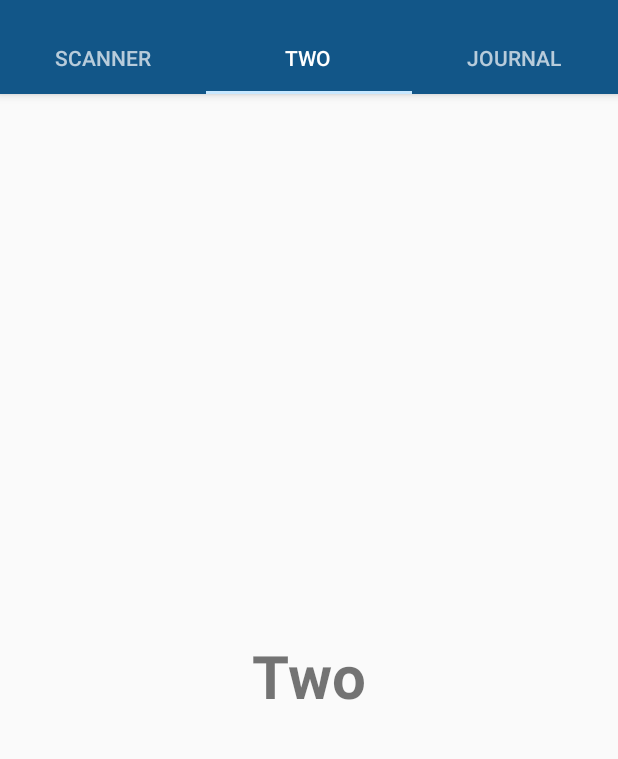
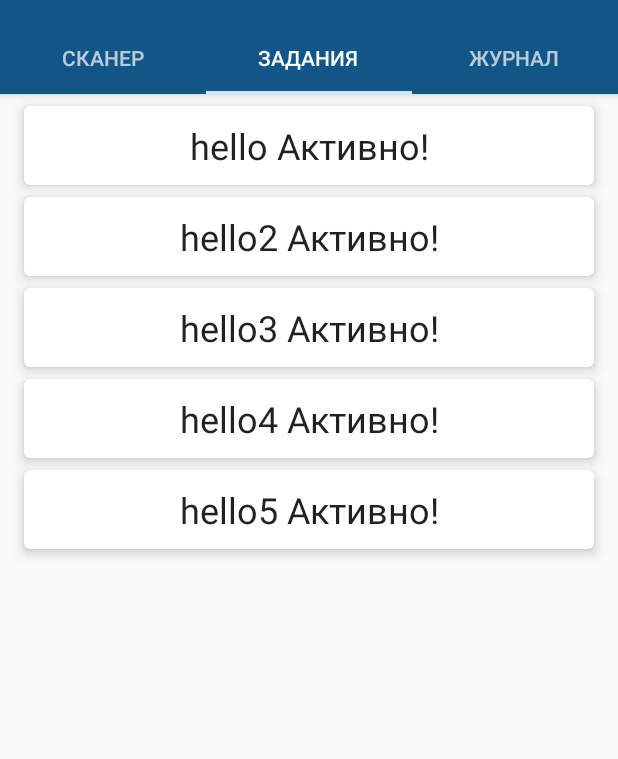
Before and after one commit to OfatenkoRodion/Khai_quest, an Android app: the screen it shows after launch (StartActivity), tab 2 chosen, on a phone screen of 412 x 824 dp, the part 62-821 px from its top. Run offline under Robolectric (Android 15) with nearby library versions, the phone set to English and light mode, and no system bars; libraries missing offline, so code that uses them is left out: me.dm7.barcodescanner.

```diff
--- /dev/null
+++ b/app/src/main/java/Fragments/MessageFragment.java
@@ -0,0 +1,55 @@
+package Fragments;
+
+
+import android.os.Bundle;
+import android.support.v4.app.Fragment;
+import android.support.v7.widget.LinearLayoutManager;
+import android.support.v7.widget.RecyclerView;
+import android.view.LayoutInflater;
+import android.view.View;
+import android.view.ViewGroup;
+
+import RecyclerViews.MessageRecyclerAdapter;
+import RecyclerViews.QrCodeRecyclerAdapter;
+import myJurnal_DB.DB_Journal;
+import ro.khai_quest.R;
+
+
+public class MessageFragment extends Fragment
+{
+    private MessageRecyclerAdapter adapter;
+    private LinearLayoutManager verticalLinearLayoutManager;
+
+    public MessageFragment()
+    {
+        // Required empty public constructor
+    }
+
+    @Override
+    public void onCreate(Bundle savedInstanceState)
+    {
+        super.onCreate(savedInstanceState);
+    }
+
+    @Override
+    public View onCreateView(LayoutInflater inflater, ViewGroup container, Bundle savedInstanceState)
+    {
+        adapter = new MessageRecyclerAdapter();
+        View view = inflater.inflate(R.layout.fragment_messsage, container, false);
+
+        RecyclerView recyclerView = (RecyclerView)view.findViewById(R.id.recyclerMessages);
+        verticalLinearLayoutManager=new LinearLayoutManager(getActivity().getApplicationContext());
+        recyclerView.setLayoutManager(verticalLinearLayoutManager);
+
+        recyclerView.setAdapter(adapter);
+
+        DB_Journal db_journal = new DB_Journal(getActivity().getApplicationContext());
+        db_journal.loadData();
+
+        adapter.addAll(db_journal.getListQrCodes(),getActivity().getApplicationContext());
+        adapter.notifyDataSetChanged();
+
+        return view;
+    }
+
+}
--- a/app/src/main/java/Fragments/TwoFragment.java
+++ /dev/null
@@ -1,34 +0,0 @@
-package Fragments;
-
-
-import android.os.Bundle;
-import android.support.v4.app.Fragment;
-import android.view.LayoutInflater;
-import android.view.View;
-import android.view.ViewGroup;
-
-import ro.khai_quest.R;
-
-
-public class TwoFragment extends Fragment
-{
-
-    public TwoFragment()
-    {
-        // Required empty public constructor
-    }
-
-    @Override
-    public void onCreate(Bundle savedInstanceState)
-    {
-        super.onCreate(savedInstanceState);
-    }
-
-    @Override
-    public View onCreateView(LayoutInflater inflater, ViewGroup container, Bundle savedInstanceState)
-    {
-        // Inflate the layout for this fragment
-        return inflater.inflate(R.layout.fragment_two, container, false);
-    }
-
-}
--- /dev/null
+++ b/app/src/main/java/RecyclerViews/MessageRecyclerAdapter.java
@@ -0,0 +1,46 @@
+package RecyclerViews;
+
+import android.content.Context;
+import android.support.v7.widget.RecyclerView;
+import android.view.LayoutInflater;
+import android.view.View;
+import android.view.ViewGroup;
+
+import java.util.ArrayList;
+
+import Entity.MyQrCode;
+import ro.khai_quest.R;
+
+public class MessageRecyclerAdapter extends RecyclerView.Adapter<MessageViewHolder>
+{
+
+    private ArrayList<MyQrCode> myQrCodes = new ArrayList<>();
+    private Context context;
+    public void addAll(ArrayList<MyQrCode> newQrCodes, Context context)
+    {
+        this.context=context;
+        myQrCodes.clear();
+        int pos = getItemCount();
+        this.myQrCodes.addAll(newQrCodes);
+        notifyItemChanged(pos,this.myQrCodes.size());
+    }
+
+    @Override
+    public MessageViewHolder onCreateViewHolder(ViewGroup parent, int viewType)
+    {
+        View view = LayoutInflater.from(parent.getContext()).inflate(R.layout.message_card_item,parent,false);
+        return new MessageViewHolder(view);
+    }
+
+    @Override
+    public void onBindViewHolder(MessageViewHolder holder, int position)
+    {
+        holder.bind(myQrCodes.get(position));
+    }
+
+    @Override
+    public int getItemCount()
+    {
+        return myQrCodes.size();
+    }
+}
--- /dev/null
+++ b/app/src/main/java/RecyclerViews/MessageViewHolder.java
@@ -0,0 +1,26 @@
+package RecyclerViews;
+
+
+import android.support.v7.widget.RecyclerView;
+import android.view.View;
+import android.widget.TextView;
+
+import Entity.MyQrCode;
+import ro.khai_quest.R;
+
+public class MessageViewHolder extends RecyclerView.ViewHolder
+{
+    private TextView textView;
+    public MessageViewHolder(View itemView)
+    {
+        super(itemView);
+        textView=(TextView)itemView.findViewById(R.id.textViewMessage);
+    }
+
+    public void bind (MyQrCode myQrCode)
+    {
+        if (!myQrCode.isOpen())
+        textView.setText(myQrCode.getMessage()+" Активно!");
+        else textView.setText(myQrCode.getMessage()+" Выполнено.");
+    }
+}
--- a/app/src/main/java/RecyclerViews/QrCodeRecyclerViewHolder.java
+++ b/app/src/main/java/RecyclerViews/QrCodeRecyclerViewHolder.java
@@ -19,6 +19,6 @@ public class QrCodeRecyclerViewHolder extends RecyclerView.ViewHolder
 
     public void bind (MyQrCode myQrCode)
     {
-        textView.setText("id:"+myQrCode.getId());
+        textView.setText("id:"+myQrCode.getId()+" Message:"+myQrCode.getMessage()+" Password"+myQrCode.getPassword());
     }
 }
--- a/app/src/main/java/myJurnal_DB/DB_Journal.java
+++ b/app/src/main/java/myJurnal_DB/DB_Journal.java
@@ -25,7 +25,7 @@ public class DB_Journal extends SQLiteOpenHelper
     @Override
     public void onCreate(SQLiteDatabase sqLiteDatabase)
     {
-        sqLiteDatabase.execSQL("CREATE table Journal(id integer PRIMARY KEY autoincrement, x integer NOT NULL, y integer NOT NULL, message text NOT NULL, password  integer NOT NULL, isOpen  integer NOT NULL,UNIQUE(password));");
+        sqLiteDatabase.execSQL("CREATE table QrCodePoint(id integer PRIMARY KEY autoincrement, x integer NOT NULL, y integer NOT NULL, message text NOT NULL, password  integer NOT NULL, isOpen  integer NOT NULL,UNIQUE(password));");
     }
 
     @Override
@@ -51,13 +51,13 @@ public class DB_Journal extends SQLiteOpenHelper
         if (isOpen)
         contentValues.put("isOpen",1);
         else contentValues.put("isOpen",0);
-        this.getWritableDatabase().insert("Journal",null,contentValues);
+        this.getWritableDatabase().insert("QrCodePoint",null,contentValues);
     }
     public ArrayList<MyQrCode> getListQrCodes()
     {
         ArrayList<MyQrCode> qrCodes = new ArrayList<MyQrCode>();
 
-        Cursor cursor = this.getWritableDatabase().query("Journal", null, null, null, null, null, null);
+        Cursor cursor = this.getWritableDatabase().query("QrCodePoint", null, null, null, null, null, null);
         if (cursor.moveToFirst())
         {
             do {
--- a/app/src/main/java/ro/khai_quest/StartActivity.java
+++ b/app/src/main/java/ro/khai_quest/StartActivity.java
@@ -9,7 +9,7 @@ import android.support.v7.widget.Toolbar;
 
 import Fragments.ScannerFragment;
 import Fragments.QrCodesFragment;
-import Fragments.TwoFragment;
+import Fragments.MessageFragment;
 
 
 public class StartActivity extends AppCompatActivity
@@ -48,9 +48,9 @@ public class StartActivity extends AppCompatActivity
             scanerFragment.setResult(getIntent().getStringExtra("qr_code"));
         }
 
-        adapter.addFragment(scanerFragment, "Scanner");
-        adapter.addFragment(new TwoFragment(), "TWO");
-        adapter.addFragment(new QrCodesFragment(), "Journal");
+        adapter.addFragment(scanerFragment, "Сканер");
+        adapter.addFragment(new MessageFragment(), "Задания");
+        adapter.addFragment(new QrCodesFragment(), "Журнал");
         viewPager.setAdapter(adapter);
     }
 
--- /dev/null
+++ b/app/src/main/res/layout/fragment_messsage.xml
@@ -0,0 +1,15 @@
+<RelativeLayout xmlns:android="http://schemas.android.com/apk/res/android"
+    xmlns:tools="http://schemas.android.com/tools"
+    android:layout_width="match_parent"
+    android:layout_height="match_parent"
+    tools:context="Fragments.QrCodesFragment">
+
+    <android.support.v7.widget.RecyclerView
+        android:id="@+id/recyclerMessages"
+        android:layout_width="match_parent"
+        android:layout_height="match_parent"
+        android:clipToPadding="false"
+        android:padding="8dp">
+    </android.support.v7.widget.RecyclerView>
+
+</RelativeLayout>
--- a/app/src/main/res/layout/fragment_two.xml
+++ /dev/null
@@ -1,15 +0,0 @@
-<RelativeLayout xmlns:android="http://schemas.android.com/apk/res/android"
-xmlns:tools="http://schemas.android.com/tools"
-android:layout_width="match_parent"
-android:layout_height="match_parent"
-tools:context="Fragments.TwoFragment">
-
-<TextView
-    android:layout_width="wrap_content"
-    android:layout_height="wrap_content"
-    android:text="Two"
-    android:textSize="40dp"
-    android:textStyle="bold"
-    android:layout_centerInParent="true"/>
-
-</RelativeLayout>
--- /dev/null
+++ b/app/src/main/res/layout/message_card_item.xml
@@ -0,0 +1,24 @@
+<?xml version="1.0" encoding="utf-8"?>
+<android.support.v7.widget.CardView
+    android:id="@+id/placeCardView"
+    xmlns:android="http://schemas.android.com/apk/res/android"
+    xmlns:card_view="http://schemas.android.com/apk/res-auto"
+    android:layout_width="match_parent"
+    android:layout_height="wrap_content"
+    android:layout_marginBottom="8dp"
+    android:layout_marginLeft="8dp"
+    android:layout_marginRight="8dp"
+    card_view:cardBackgroundColor="@android:color/white"
+    card_view:cardCornerRadius="4dp"
+    card_view:cardElevation="5dp">
+
+    <TextView
+        android:id="@+id/textViewMessage"
+        android:layout_width="match_parent"
+        android:layout_height="wrap_content"
+        android:layout_margin="10dp"
+        android:gravity="center"
+        android:text="Ы"
+        android:textAppearance="@style/TextAppearance.AppCompat.Headline" />
+
+</android.support.v7.widget.CardView>
```
